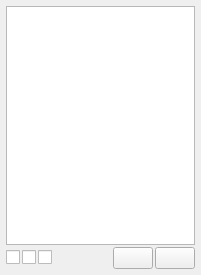
Qt form resources/ui/configure/environment.ui (prymatex/prymatex) before a commit.
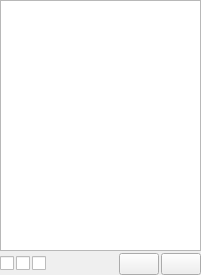
The same form after that commit. Icons and pictures are not drawn.

```diff
--- a/resources/ui/configure/environment.ui
+++ b/resources/ui/configure/environment.ui
@@ -18,7 +18,7 @@
     <number>2</number>
    </property>
    <property name="margin">
-    <number>6</number>
+    <number>0</number>
    </property>
    <item>
     <widget class="QTableView" name="tableViewVariables">
```
